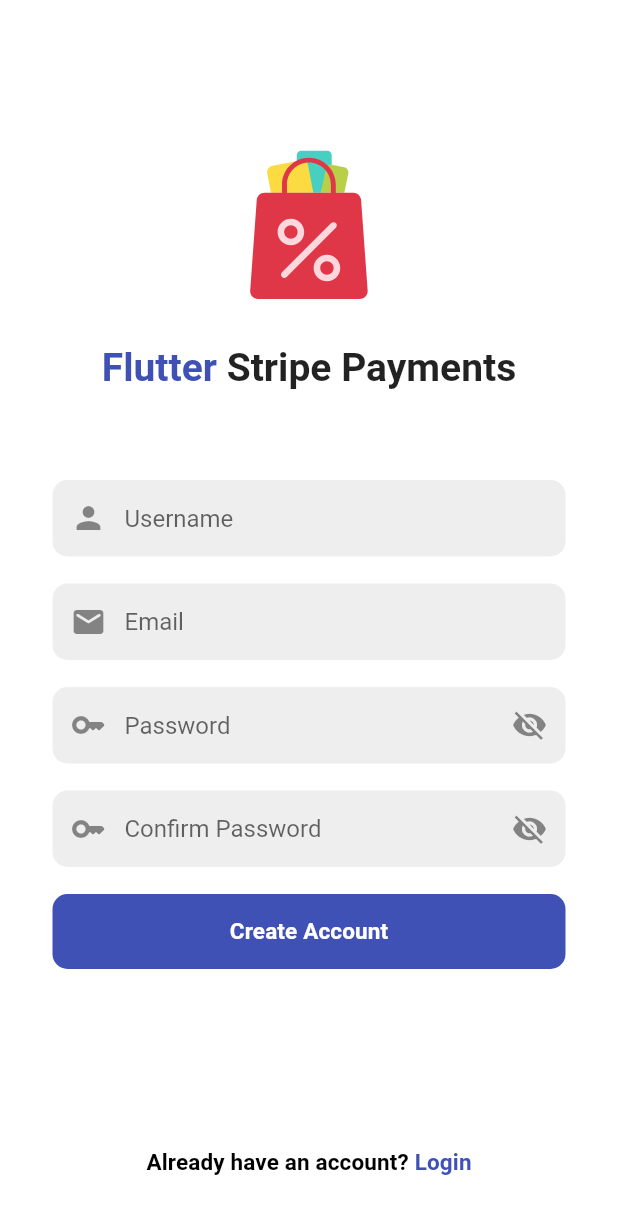
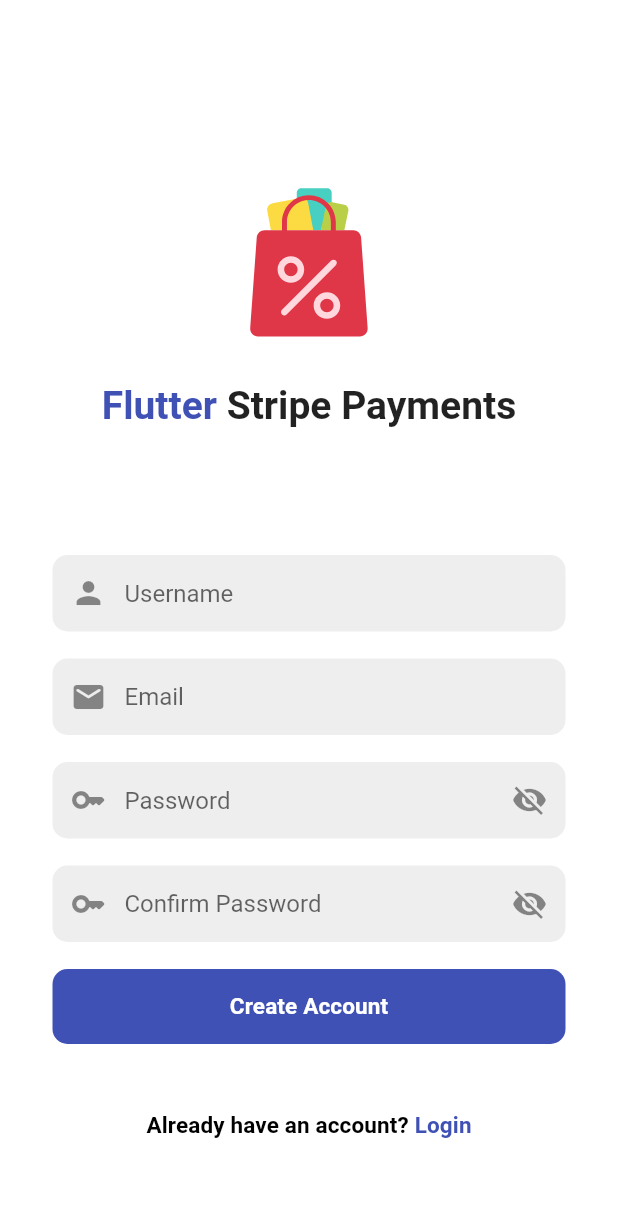
Before and after one commit to Rezuanul-Islam-Fahim/flutter_stripe_payments_app, a Flutter app: the Register screen opened by its route, on a phone screen of 412 x 824 dp. Shown: the top 1214 px of the screen. Run offline on Flutter 3.47's test engine with Material 2 defaults, Android fonts, the phone set to English and light mode, and no system bars; our stand-ins replace another_flushbar, cloud_firestore, email_validator, firebase_auth, firebase_core, flutter_svg; accounts and stored records are empty.

Commit message:
Update file

```diff
--- a/lib/views/auth/register.dart
+++ b/lib/views/auth/register.dart
@@ -19,12 +19,11 @@ class Register extends StatelessWidget {
           child: SizedBox(
             height: MediaQuery.of(context).size.height,
             child: Column(
-              mainAxisAlignment: MainAxisAlignment.center,
+              mainAxisAlignment: MainAxisAlignment.spaceBetween,
               children: const [
                 SizedBox(height: 100),
                 AuthPageHeading(),
                 AuthForm(authMode: AuthMode.register),
-                Spacer(),
                 AuthLink(authMode: AuthMode.register),
                 SizedBox(height: 40),
               ],
```
